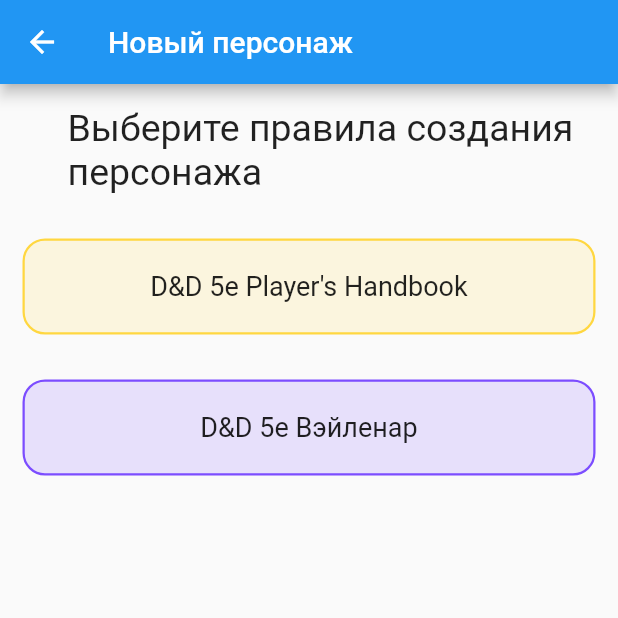
After one commit to FuryOfFools/DnD_VeilenarAssistant, a Flutter app: the screen it shows after launch, in the side drawer, after a tap on "Новый персонаж", on a phone screen of 412 x 824 dp, the top half of it. The commit adds this screen. Run offline on Flutter 3.47's test engine with Material 2 defaults, Android fonts, the phone set to English and light mode, and no system bars; our stand-ins replace flutter_svg.

Commit message:
фиксы перед презентахой

```diff
--- a/dnd_veilenar_assistant/lib/main.dart
+++ b/dnd_veilenar_assistant/lib/main.dart
@@ -1,7 +1,8 @@
-import 'package:dnd_veilenar_assistant/pages/character_page/character_page.dart';
-import 'package:dnd_veilenar_assistant/pages/character_page/providers/ruleset.dart';
-import 'package:dnd_veilenar_assistant/pages/character_page/providers/rulesets/phb_ruleset.dart';
-import 'package:dnd_veilenar_assistant/pages/character_page/providers/rulesets/veilenar_ruleset.dart';
+import 'package:dnd_veilenar_assistant/pages/character_page/phb_page.dart';
+import 'package:dnd_veilenar_assistant/pages/character_page/providers/phb_ruleset.dart';
+import 'package:dnd_veilenar_assistant/pages/character_page/providers/veilenar_ruleset.dart';
+import 'package:dnd_veilenar_assistant/pages/character_page/select_ruleset_page.dart';
+import 'package:dnd_veilenar_assistant/pages/character_page/veilenar_page.dart';
 import 'package:dnd_veilenar_assistant/pages/dice_roller_page/dice_roller_page.dart';
 import 'package:dnd_veilenar_assistant/pages/dice_roller_page/providers/dice_roller.dart';
 import 'package:dnd_veilenar_assistant/pages/home_page/home_page.dart';
@@ -11,10 +12,10 @@ import 'package:flutter/material.dart';
 import 'package:provider/provider.dart';
 
 void main() {
-  runApp(VeilenarApp());
+  runApp(DnDApp());
 }
 
-class VeilenarApp extends StatelessWidget {
+class DnDApp extends StatelessWidget {
   @override
   Widget build(BuildContext context) {
     return MaterialApp(
@@ -24,19 +25,14 @@ class VeilenarApp extends StatelessWidget {
               create: (context) => D20DiceRoller(),
               child: HomePage(),
             ),
-        '/new_character': (context) => MultiProvider(
-              providers: [
-                ChangeNotifierProvider<RuleSetSelector>(
-                  create: (context) => RuleSetSelector(),
-                ),
-                ChangeNotifierProvider<PhBRuleset>(
-                  create: (context) => PhBRuleset(),
-                ),
-                ChangeNotifierProvider<VeilenarRuleset>(
-                  create: (context) => VeilenarRuleset(),
-                ),
-              ],
-              child: CharacterPage(),
+        '/new_character': (context) => SelectRuleSetPage(),
+        '/phb': (context) => ChangeNotifierProvider<PhBRuleset>(
+              create: (context) => PhBRuleset(),
+              child: PhBPage(),
+            ),
+        '/veilenar': (context) => ChangeNotifierProvider<VeilenarRuleset>(
+              create: (context) => VeilenarRuleset(),
+              child: VeilenarPage(),
             ),
         '/dices': (context) => ChangeNotifierProvider<DiceRoller>(
               create: (context) => DiceRoller(),
@@ -44,6 +40,7 @@ class VeilenarApp extends StatelessWidget {
             ),
         '/connect': (context) => WIPPage(),
         '/settings': (context) => WIPPage(),
+        '/error': (context) => WIPPage(),
       },
       initialRoute: '/',
     );
--- a/dnd_veilenar_assistant/lib/pages/character_page/providers/ruleset.dart
+++ b/dnd_veilenar_assistant/lib/pages/character_page/data.dart
@@ -19,11 +19,8 @@ const Map<RuleSetType, Color> ruleSetColor = {
   // RuleSetType.DnD_SW: Colors.blueAccent
 };
 
-class RuleSetSelector with ChangeNotifier {
-  RuleSetType _ruleSet = RuleSetType.none;
-  RuleSetType get ruleSet => _ruleSet;
-  set ruleSet(RuleSetType value) {
-    _ruleSet = value;
-    notifyListeners();
-  }
-}
+const Map<RuleSetType, String> ruleSetRoute = {
+  RuleSetType.DnD_PhB: '/phb',
+  RuleSetType.DnD_Veilenar: '/veilenar',
+  // RuleSetType.DnD_SW: '/sw'
+};
--- /dev/null
+++ b/dnd_veilenar_assistant/lib/pages/character_page/phb_page.dart
@@ -0,0 +1,14 @@
+import 'package:flutter/material.dart';
+
+class PhBPage extends StatelessWidget {
+  const PhBPage({Key? key}) : super(key: key);
+
+  @override
+  Widget build(BuildContext context) {
+    return Scaffold(
+      appBar: AppBar(
+        title: Text('Персонаж PhB'),
+      ),
+    );
+  }
+}
--- a/dnd_veilenar_assistant/lib/pages/character_page/providers/rulesets/phb_ruleset.dart
+++ b/dnd_veilenar_assistant/lib/pages/character_page/providers/phb_ruleset.dart
@@ -1,4 +1,4 @@
-import 'package:dnd_veilenar_assistant/pages/character_page/providers/rulesets/rulesets.dart';
+import 'package:dnd_veilenar_assistant/pages/character_page/providers/rulesets.dart';
 import 'package:flutter/material.dart';
 
 ///Правила создания персонажа для D&D 5e Player's Handbook
--- a/dnd_veilenar_assistant/lib/pages/character_page/providers/rulesets/veilenar_ruleset.dart
+++ b/dnd_veilenar_assistant/lib/pages/character_page/providers/veilenar_ruleset.dart
@@ -1,4 +1,4 @@
-import 'package:dnd_veilenar_assistant/pages/character_page/providers/rulesets/rulesets.dart';
+import 'package:dnd_veilenar_assistant/pages/character_page/providers/rulesets.dart';
 import 'package:flutter/material.dart';
 
 ///Правила создания персонажа для D&D Veilenar
--- /dev/null
+++ b/dnd_veilenar_assistant/lib/pages/character_page/select_ruleset_page.dart
@@ -0,0 +1,39 @@
+import 'package:dnd_veilenar_assistant/pages/character_page/data.dart';
+import 'package:dnd_veilenar_assistant/pages/character_page/widgets/ruleset_widget.dart';
+import 'package:flutter/material.dart';
+
+class SelectRuleSetPage extends StatelessWidget {
+  const SelectRuleSetPage({Key? key}) : super(key: key);
+
+  @override
+  Widget build(BuildContext context) {
+    return WillPopScope(
+      onWillPop: () async => true,
+      child: Scaffold(
+        appBar: AppBar(title: Text('Новый персонаж')),
+        body: Padding(
+          padding: const EdgeInsets.all(15.0),
+          child: ListView.builder(
+            itemCount: RuleSetType.values.length,
+            itemBuilder: (_, index) {
+              return index == 0
+                  ? Padding(
+                      padding: const EdgeInsets.only(left: 30, bottom: 30),
+                      child: Text(
+                        'Выберите правила создания персонажа',
+                        style: TextStyle(fontSize: 25),
+                      ),
+                    )
+                  : RulesetWidget(
+                      title: ruleSetTitle[RuleSetType.values[index]] ?? '',
+                      color: ruleSetColor[RuleSetType.values[index]] ??
+                          Colors.white,
+                      ruleSetType: RuleSetType.values[index],
+                    );
+            },
+          ),
+        ),
+      ),
+    );
+  }
+}
--- a/dnd_veilenar_assistant/lib/pages/home_page/widgets/dice_roller_widget.dart
+++ b/dnd_veilenar_assistant/lib/pages/home_page/widgets/dice_roller_widget.dart
@@ -10,7 +10,6 @@ class DiceRollerWidget extends StatelessWidget {
   Widget build(BuildContext context) {
     const Color _rollInProgressColor = Colors.pinkAccent;
     const Color _rollDoneColor = Colors.greenAccent;
-    final diceRoller = Provider.of<D20DiceRoller>(context);
     return Container(
       padding: const EdgeInsets.all(8),
       decoration: BoxDecoration(
@@ -42,15 +41,17 @@ class DiceRollerWidget extends StatelessWidget {
               ),
             ),
           ),
-          InkWell(
+          Consumer<D20DiceRoller>(
+            builder: (_, D20DiceRoller diceRoller, __) => InkWell(
               onTap: () => diceRoller.isDone ? diceRoller.rollD20() : null,
               child: Container(
                 width: 200,
                 height: 200,
                 decoration: BoxDecoration(
                   border: Border.all(
-                  color:
-                      diceRoller.isDone ? _rollDoneColor : _rollInProgressColor,
+                    color: diceRoller.isDone
+                        ? _rollDoneColor
+                        : _rollInProgressColor,
                     width: 2,
                   ),
                   borderRadius: BorderRadius.circular(100),
@@ -69,16 +70,18 @@ class DiceRollerWidget extends StatelessWidget {
                 ),
               ),
             ),
-          Padding(
+          ),
+          Selector<D20DiceRoller, bool>(
+            selector: (_, D20DiceRoller diceRoller) => diceRoller.isDone,
+            builder: (_, bool isDone, __) => Padding(
               padding: const EdgeInsets.symmetric(vertical: 5),
               child: Text(
-              diceRoller.isDone
-                  ? 'Click on dice to roll'
-                  : 'Roll in progress...',
+                isDone ? 'Click on dice to roll' : 'Roll in progress...',
                 style: TextStyle(
                   color: Colors.blueGrey,
                   fontSize: 17,
                   letterSpacing: 0.8,
+                ),
               ),
             ),
           ),
```
Also changed, not shown: dnd_veilenar_assistant/lib/pages/character_page/character_page.dart (deleted, +0 -74 lines), dnd_veilenar_assistant/lib/pages/character_page/veilenar_page.dart (added, +14 -0 lines), dnd_veilenar_assistant/lib/pages/character_page/widgets/ruleset_widget.dart (+3 -6 lines), dnd_veilenar_assistant/lib/pages/dice_roller_page/widgets/dice_display.dart (+10 -7 lines), dnd_veilenar_assistant/lib/pages/character_page/providers/rulesets.dart (renamed from dnd_veilenar_assistant/lib/pages/character_page/providers/rulesets/rulesets.dart). Lines whose indentation alone changed are shown as unchanged.
